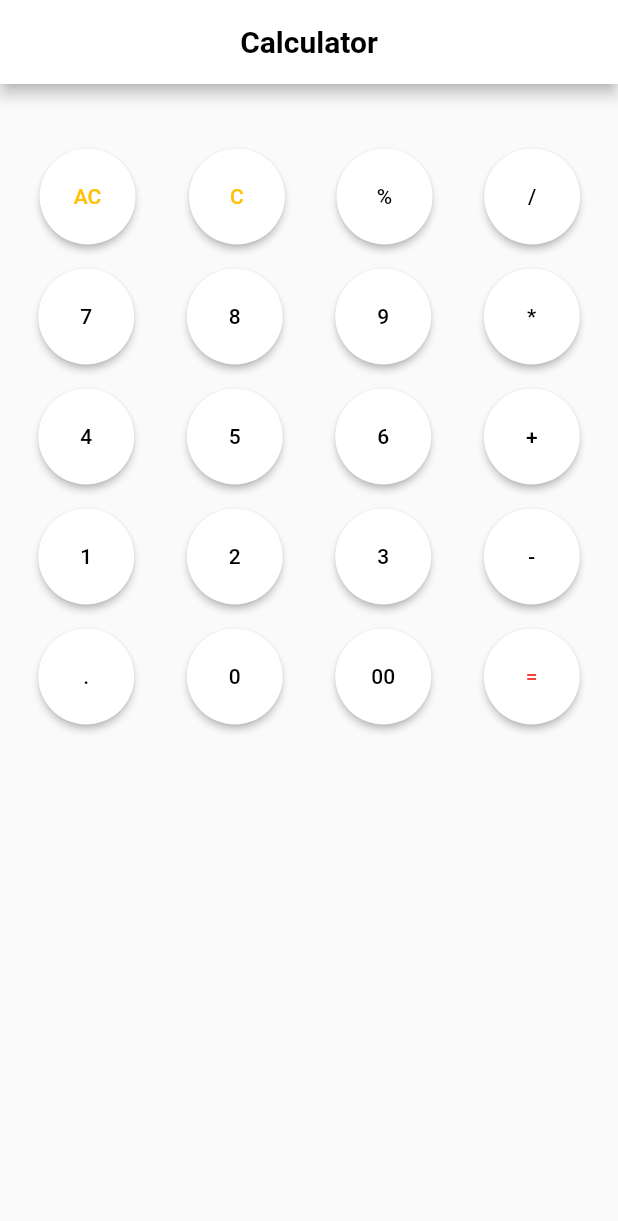
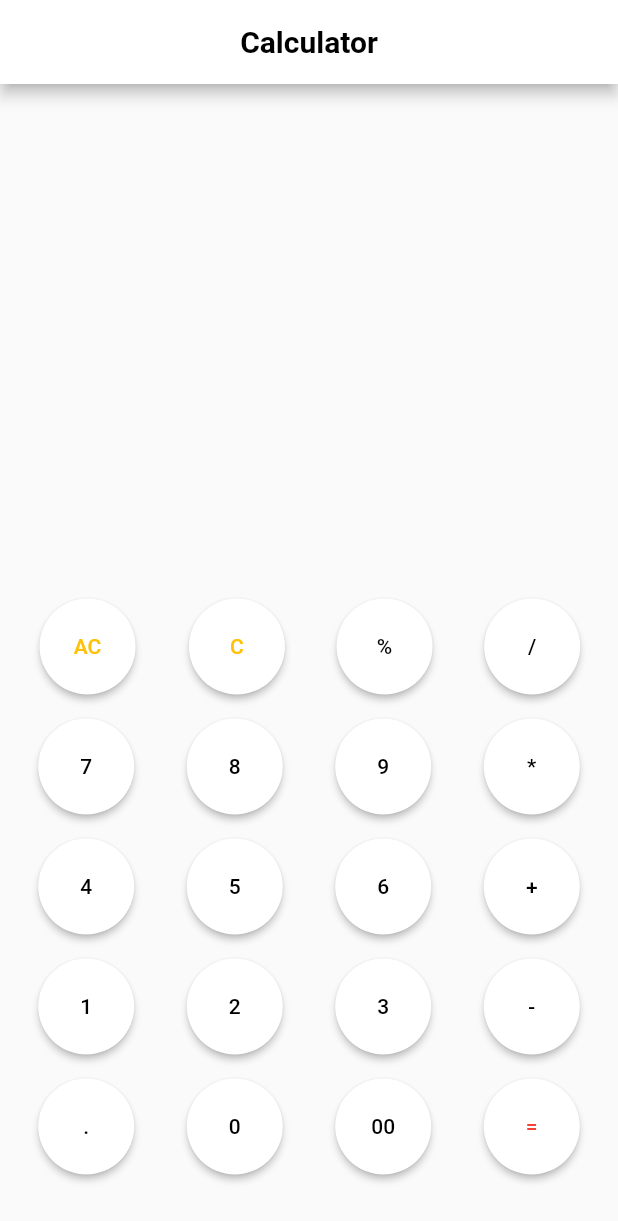
Before and after one commit to mobi781/main, a Flutter app: the screen it shows after launch, after a tap on "Calc", on a phone screen of 412 x 824 dp. Shown: the top 1221 px of the screen. Run offline on Flutter 3.47's test engine with Material 2 defaults, Android fonts, the phone set to English and light mode, and no system bars; our stand-ins replace math_expressions.

```diff
--- a/lib/calc.dart
+++ b/lib/calc.dart
@@ -69,11 +69,13 @@ class _CalcState extends State<Calc> {
               ],
             ),
             body: SingleChildScrollView(
+
               child: Container(
                 child: Column(
                   mainAxisAlignment: MainAxisAlignment.center,
-                  crossAxisAlignment: CrossAxisAlignment.end,
+                  // crossAxisAlignment: CrossAxisAlignment.end,
                   children: [
+                    SizedBox(height: 300),
                     Text(
                       result,
                       style: TextStyle(
```
